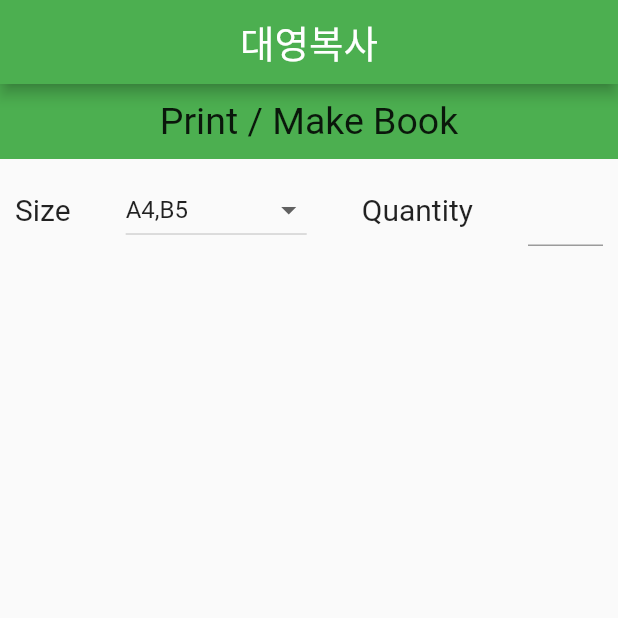
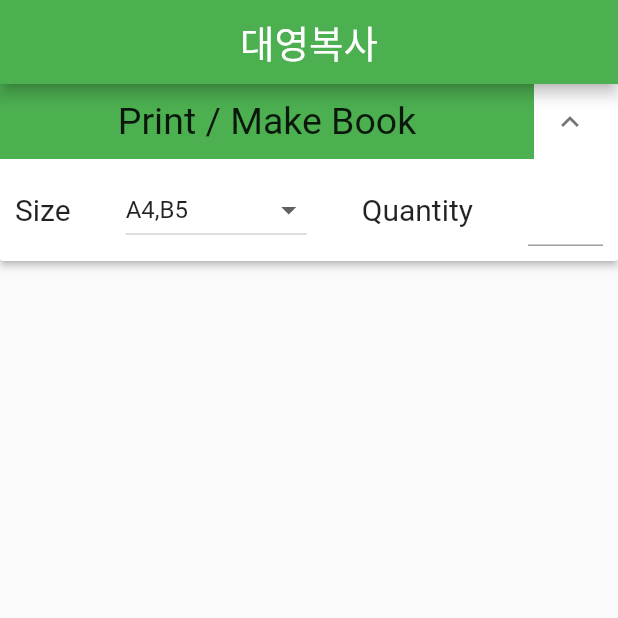
Before and after one commit to cwj980119/daebok, a Flutter app: the screen it shows after launch, on a phone screen of 412 x 824 dp, the top half of it. Run offline on Flutter 3.47's test engine with Material 2 defaults, Android fonts, the phone set to English and light mode, and no system bars; our stand-ins replace get.

```diff
--- a/lib/estimate.dart
+++ b/lib/estimate.dart
@@ -10,11 +10,7 @@ class Estimate extends StatelessWidget {
 
   @override
   Widget build(BuildContext context) {
-    return GestureDetector(
-      onTap: (){
-        FocusScope.of(context).unfocus();
-      },
-      child: Scaffold(
+    return Scaffold(
       appBar: AppBar(
         backgroundColor: Colors.green,
         centerTitle: true,
@@ -25,10 +21,16 @@ class Estimate extends StatelessWidget {
         ),
       ),
       body: SingleChildScrollView(
-          child: GetBuilder<EstimateController>(builder: (controller) {
-            return Column(
+        child: GetBuilder<EstimateController>(
+          builder: (controller) {
+            return ExpansionPanelList(
+              animationDuration: Duration(milliseconds: 500),
               children: [
-                Container(
+                ExpansionPanel(
+                    isExpanded: controller.isExpanded,
+                    canTapOnHeader: true,
+                    headerBuilder: (context, isExpanded) {
+                      return Container(
                         height: 50,
                         color: Colors.green,
                         child: Center(
@@ -37,8 +39,9 @@ class Estimate extends StatelessWidget {
                             style: TextStyle(fontSize: 25),
                           ),
                         ),
-                ),
-                Column(
+                      );
+                    },
+                    body: Column(
                       children: [
                         Center(
                           child: Container(
@@ -46,7 +49,10 @@ class Estimate extends StatelessWidget {
                             child: Row(
                               mainAxisAlignment: MainAxisAlignment.spaceBetween,
                               children: [
-                            Text('Size', style: TextStyle(fontSize: 20),),
+                                Text(
+                                  'Size',
+                                  style: TextStyle(fontSize: 20),
+                                ),
                                 DropdownButton(
                                   value: controller.size,
                                   items: controller.size_list.map((value) {
@@ -55,23 +61,26 @@ class Estimate extends StatelessWidget {
                                       child: Text(value),
                                     );
                                   }).toList(),
-
                                   onChanged: (value) {
                                     controller.setSize(value);
                                   },
                                 ),
-                            Text('Quantity', style: TextStyle(fontSize: 20),),
-
+                                Text(
+                                  'Quantity',
+                                  style: TextStyle(fontSize: 20),
+                                ),
                                 SizedBox(
                                   width: 50,
                                   child: TextField(
-                                inputFormatters: [FilteringTextInputFormatter.allow(RegExp('[0-9]')),],
+                                    inputFormatters: [
+                                      FilteringTextInputFormatter.allow(
+                                          RegExp('[0-9]')),
+                                    ],
                                     keyboardType: TextInputType.number,
-                                onChanged: (value){
-                                  if(value == "") return;
+                                    onChanged: (value) {
+                                      if (value == "") return;
                                       controller.setQuantity(int.parse(value));
                                     },
-
                                   ),
                                 )
                               ],
@@ -79,10 +88,14 @@ class Estimate extends StatelessWidget {
                           ),
                         )
                       ],
-                )
+                    ))
               ],
+              expandedHeaderPadding: EdgeInsets.all(0),
+              expansionCallback: (index, isExpanded) {
+                controller.toggleExpand();
+              },
             );
-          }),
+          },
         ),
       ),
     );
```
Lines whose indentation alone changed are shown as unchanged.
